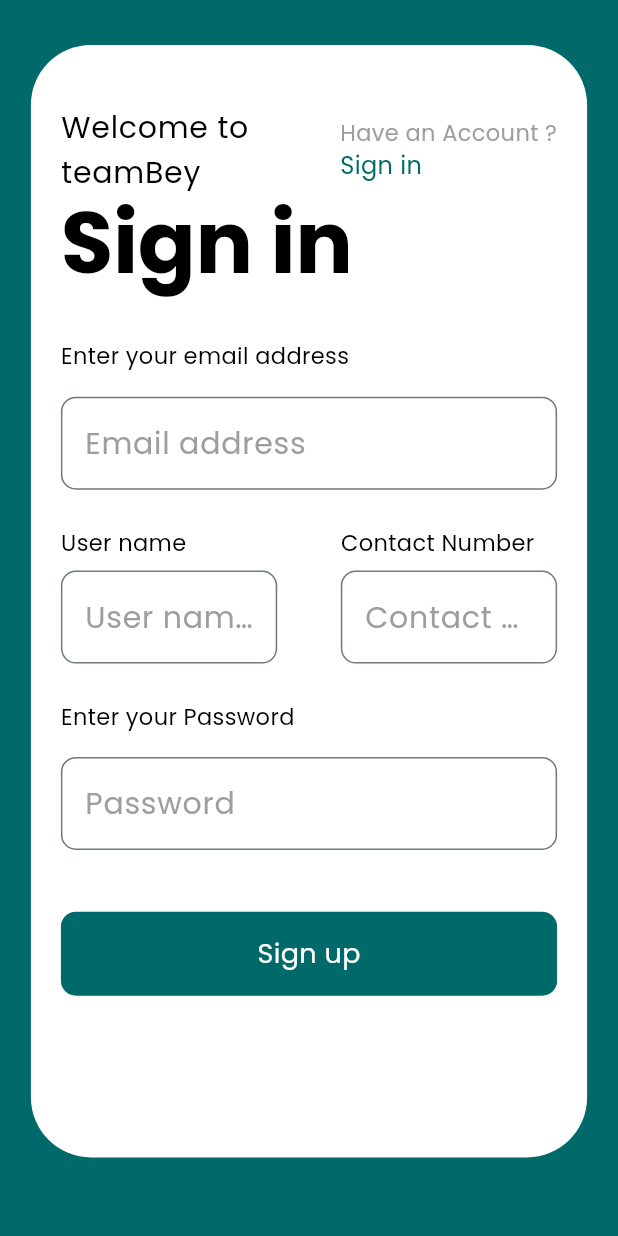
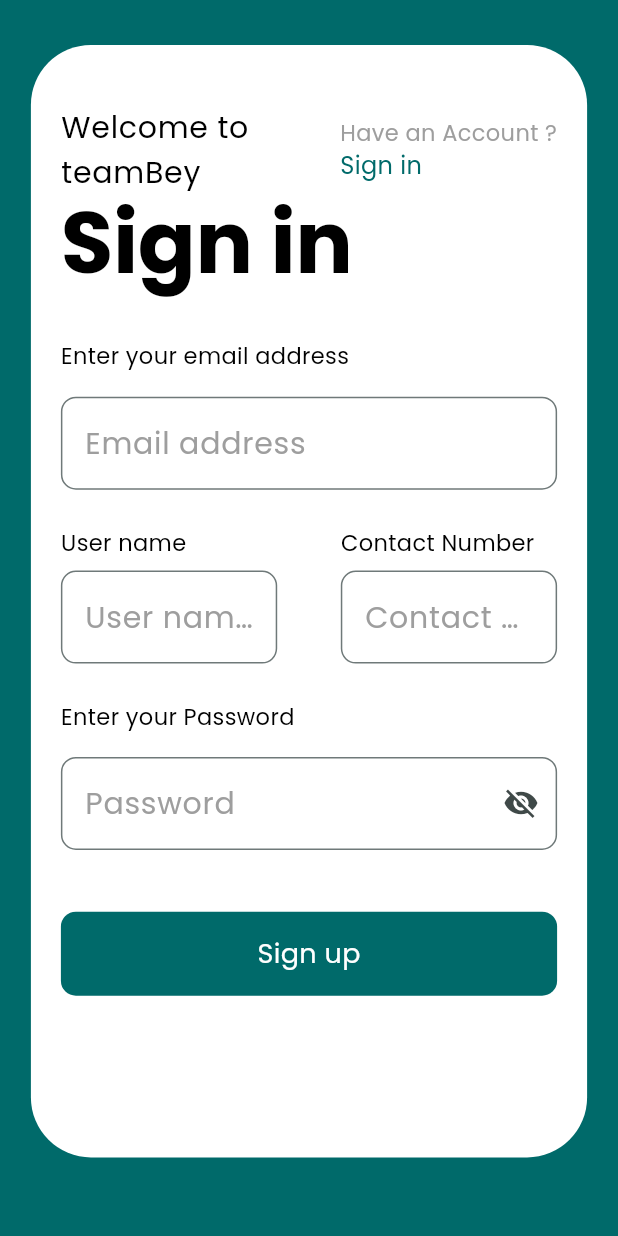
Before and after one commit to TeamBey/teamBey, a Flutter app: the screen it shows after launch, after a tap on "Sign up", on a phone screen of 412 x 824 dp. Run offline on Flutter 3.47's test engine with Material 3 defaults, Android fonts, the phone set to English and light mode, and no system bars; our stand-ins replace google_fonts.

Commit message:
Password Visibility Icon Added

```diff
--- a/mobile/lib/components/text_field_widget.dart
+++ b/mobile/lib/components/text_field_widget.dart
@@ -40,3 +40,60 @@
     );
   }
 }
+
+class PasswordTextFieldWidget extends StatefulWidget {
+  final String hint;
+  final TextEditingController controller;
+
+  PasswordTextFieldWidget({
+    Key? key,
+    required this.hint,
+    required this.controller,
+  }) : super(key: key);
+
+  @override
+  _PasswordTextFieldWidgetState createState() => _PasswordTextFieldWidgetState();
+}
+
+class _PasswordTextFieldWidgetState extends State<PasswordTextFieldWidget> {
+  bool _isPasswordVisible = false;
+
+  @override
+  Widget build(BuildContext context) {
+    return TextField(
+      decoration: InputDecoration(
+          border: OutlineInputBorder(
+            borderRadius: BorderRadius.circular(10),
+            borderSide: const BorderSide(
+                color: Colors.grey,
+                style: BorderStyle.solid
+            ),
+          ),
+          focusedBorder: OutlineInputBorder(
+              borderRadius: BorderRadius.circular(10),
+              borderSide: BorderSide(
+                color: Theme.of(context).colorScheme.primary,
+                style: BorderStyle.solid,
+                width: 2,
+              )
+          ),
+          hintText: widget.hint,
+          hintStyle: const TextStyle(
+            color: Colors.grey,
+          ),
+          suffixIcon: IconButton(
+            icon: Icon(
+              _isPasswordVisible ? Icons.visibility : Icons.visibility_off,
+            ),
+            onPressed: (){
+              setState((){
+                _isPasswordVisible = !_isPasswordVisible;
+              });
+            },
+          )
+      ),
+      obscureText: !_isPasswordVisible,
+      controller: widget.controller,
+    );
+  }
+}
--- a/mobile/lib/pages/sign_in_page.dart
+++ b/mobile/lib/pages/sign_in_page.dart
@@ -76,7 +76,7 @@
                   ),
                   Padding(
                     padding: EdgeInsets.only(top: screenHeight * 0.02,),
-                    child: TextFieldWidget(
+                    child: PasswordTextFieldWidget(
                       hint: "Password",
                       controller: _passController,
                     ),
--- a/mobile/lib/pages/sign_up_page.dart
+++ b/mobile/lib/pages/sign_up_page.dart
@@ -104,7 +104,7 @@
                   ),
                   Padding(
                     padding: EdgeInsets.only(top: screenHeight * 0.02, bottom: screenHeight * 0.05),
-                    child: TextFieldWidget(
+                    child: PasswordTextFieldWidget(
                       hint: "Password",
                       controller: _passController,
                     ),
```
